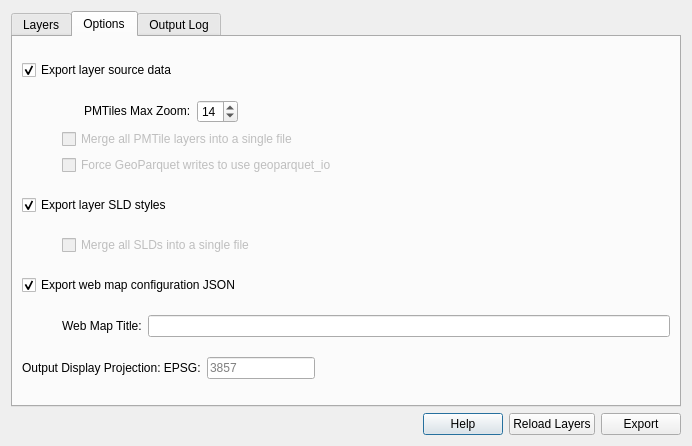
Above: web_map_exporter_dialog_base.ui from richard-thomas/qgis-web-map-exporter before the change. Below: the same form after it.
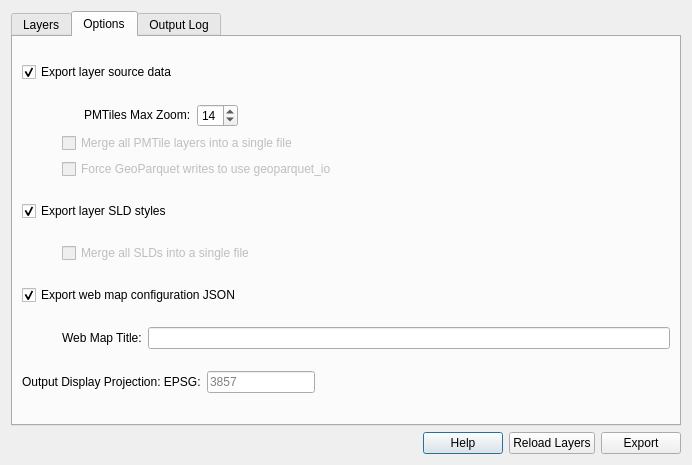
That is the form after the change. The open tabs and pages were chosen to show the change.

Commit message: Now all reading/writing of Qt 'Options' UI done in _dialog.py only

Patch:
```diff
--- a/web_map_exporter_dialog_base.ui
+++ b/web_map_exporter_dialog_base.ui
@@ -7,7 +7,7 @@
     <x>0</x>
     <y>0</y>
     <width>692</width>
-    <height>446</height>
+    <height>465</height>
    </rect>
   </property>
   <property name="windowTitle">
```
Left out of the diff: 8 changed lines with no effect on the pictures. The commit also changes 3 other files.
